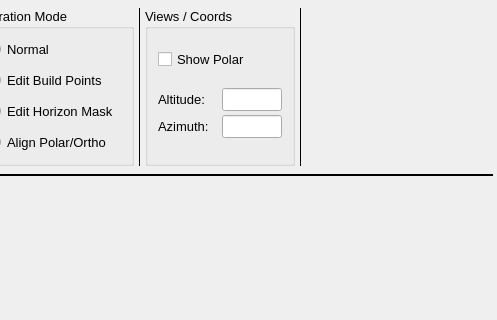
Before: the Qt Designer form mw4/gui/widgets/hemisphere.ui in mworion/MountWizzard4, drawn with Qt 5; both pictures show x 303 to 800 and y 0 to 320 of the 800 by 600 pixel window.
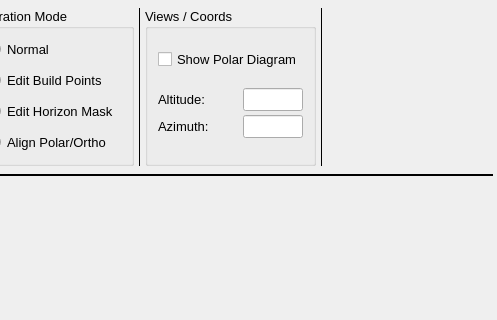
After: the same form once the commit is applied.

Commit message: adding pointer to polar

What changed in the file:
```diff
--- a/mw4/gui/widgets/hemisphere.ui
+++ b/mw4/gui/widgets/hemisphere.ui
@@ -326,8 +326,11 @@
         </property>
         <item>
          <widget class="QCheckBox" name="showPolar">
+          <property name="enabled">
+           <bool>true</bool>
+          </property>
           <property name="text">
-           <string>Show Polar</string>
+           <string>Show Polar Diagram</string>
           </property>
          </widget>
         </item>
```
Left out of the diff: 52 changed lines with no effect on the pictures. The commit also changes 1 other file.
